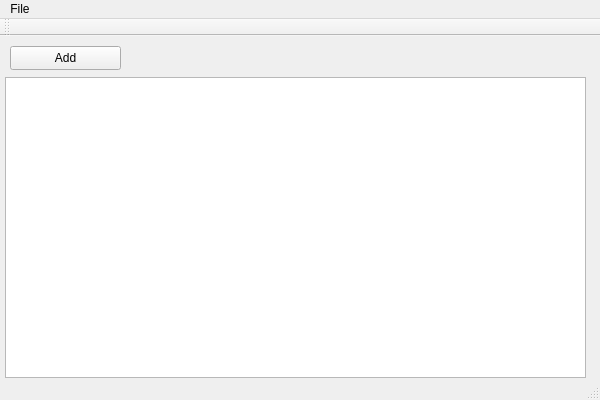
First picture: the form in gui/romstable.ui, repository mihai9909/CppBoy, before the edit.
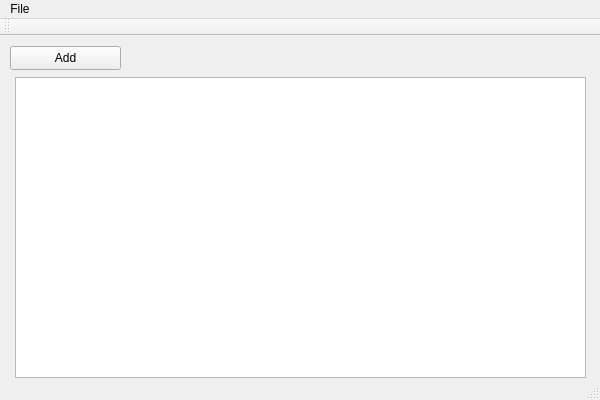
Second picture: the form after the edit.

Commit message: add hidden column for path to rom and make rows uneditable

What changed in the file:
```diff
--- a/gui/romstable.ui
+++ b/gui/romstable.ui
@@ -17,9 +17,9 @@
    <widget class="QTableView" name="romsTable">
     <property name="geometry">
      <rect>
-      <x>5</x>
+      <x>15</x>
       <y>41</y>
-      <width>581</width>
+      <width>571</width>
       <height>301</height>
      </rect>
     </property>
```
The commit also changes 2 other files.
